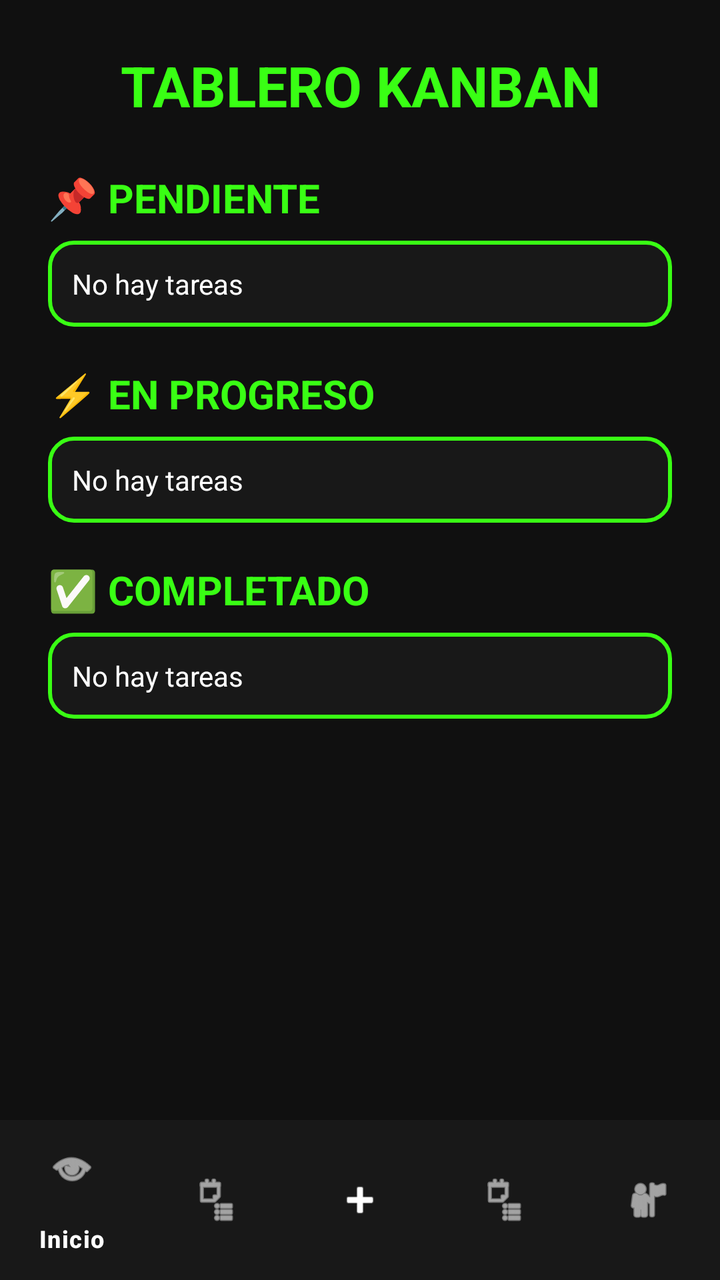
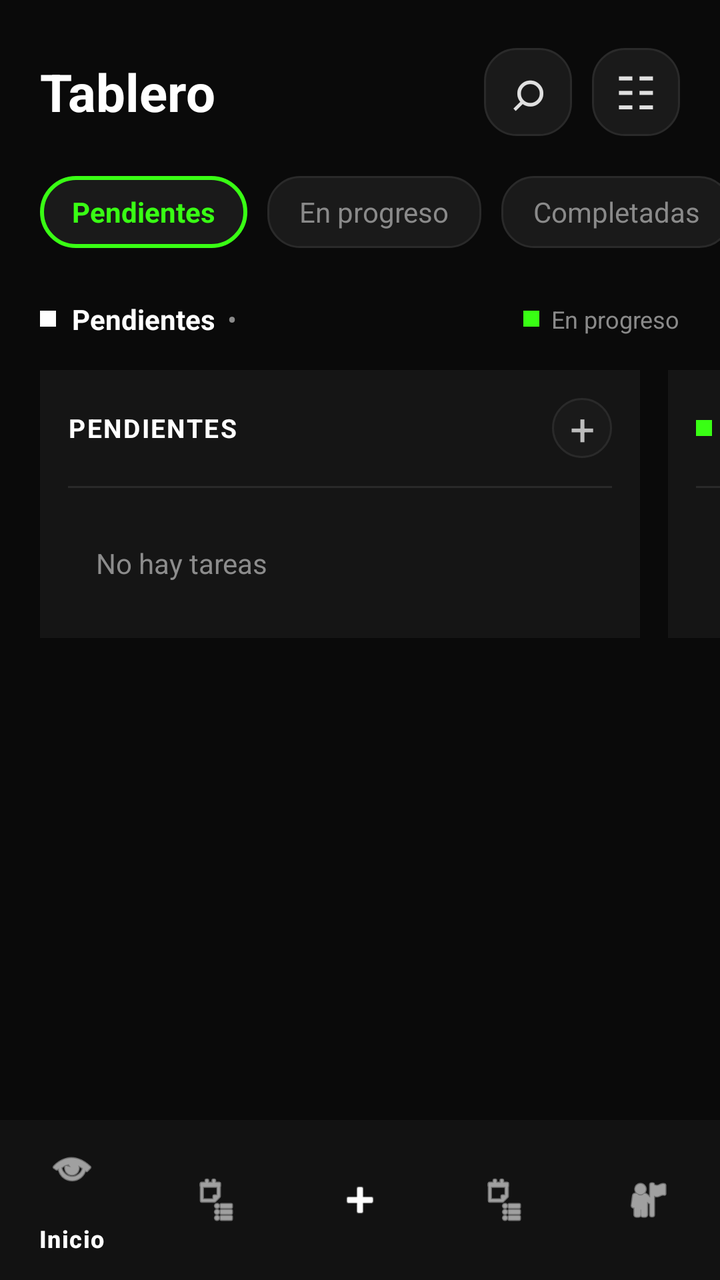

Compare the two renders of this Android layout. The source of the first and the diff that turns it into the second are given below.
<!-- AndroidManifest.xml: application theme Theme.TaskFlow -->
<!-- res/layout/activity_kanban.xml -->
<?xml version="1.0" encoding="utf-8"?>
<LinearLayout xmlns:android="http://schemas.android.com/apk/res/android"
    xmlns:app="http://schemas.android.com/apk/res-auto"
    android:layout_width="match_parent"
    android:layout_height="match_parent"
    android:orientation="vertical"
    android:background="#101010">

    <ScrollView
        android:layout_width="match_parent"
        android:layout_height="0dp"
        android:layout_weight="1">

    <LinearLayout
        android:layout_width="match_parent"
        android:layout_height="wrap_content"
        android:orientation="vertical"
        android:padding="24dp">

        <TextView
            android:layout_width="match_parent"
            android:layout_height="wrap_content"
            android:text="TABLERO KANBAN"
            android:textColor="#39FF14"
            android:textSize="28sp"
            android:textStyle="bold"
            android:gravity="center"/>

        

        <TextView
            android:layout_width="match_parent"
            android:layout_height="wrap_content"
            android:layout_marginTop="24dp"
            android:text="📌 PENDIENTE"
            android:textColor="#39FF14"
            android:textSize="20sp"
            android:textStyle="bold"/>

        <LinearLayout
            android:id="@+id/layoutPending"
            android:layout_width="match_parent"
            android:layout_height="wrap_content"
            android:background="@drawable/neon_background"
            android:orientation="vertical"
            android:padding="12dp"
            android:layout_marginTop="8dp">

            <TextView
                android:layout_width="match_parent"
                android:layout_height="wrap_content"
                android:text="No hay tareas"
                android:textColor="#FFFFFF"/>
        </LinearLayout>

        

        <TextView
            android:layout_width="match_parent"
            android:layout_height="wrap_content"
            android:layout_marginTop="20dp"
            android:text="⚡ EN PROGRESO"
            android:textColor="#39FF14"
            android:textSize="20sp"
            android:textStyle="bold"/>

        <LinearLayout
            android:id="@+id/layoutProgress"
            android:layout_width="match_parent"
            android:layout_height="wrap_content"
            android:background="@drawable/neon_background"
            android:orientation="vertical"
            android:padding="12dp"
            android:layout_marginTop="8dp">

            <TextView
                android:layout_width="match_parent"
                android:layout_height="wrap_content"
                android:text="No hay tareas"
                android:textColor="#FFFFFF"/>
        </LinearLayout>

        

        <TextView
            android:layout_width="match_parent"
            android:layout_height="wrap_content"
            android:layout_marginTop="20dp"
            android:text="✅ COMPLETADO"
            android:textColor="#39FF14"
            android:textSize="20sp"
            android:textStyle="bold"/>

        <LinearLayout
            android:id="@+id/layoutCompleted"
            android:layout_width="match_parent"
            android:layout_height="wrap_content"
            android:background="@drawable/neon_background"
            android:orientation="vertical"
            android:padding="12dp"
            android:layout_marginTop="8dp">

            <TextView
                android:layout_width="match_parent"
                android:layout_height="wrap_content"
                android:text="No hay tareas"
                android:textColor="#FFFFFF"/>
        </LinearLayout>

    </LinearLayout>

    </ScrollView>

    <com.google.android.material.bottomnavigation.BottomNavigationView
        android:id="@+id/bottomNavigation"
        android:layout_width="match_parent"
        android:layout_height="wrap_content"
        android:background="#181818"
        app:itemIconTint="@color/white"
        app:itemTextColor="@color/white"
        app:menu="@menu/bottom_nav_menu" />

</LinearLayout>
<!-- resources referenced by this layout -->
<resources>
  <color name="white">#FFFFFFFF</color>
  <!-- drawable neon_background (drawable) -->
  <?xml version="1.0" encoding="utf-8"?>
  <shape xmlns:android="http://schemas.android.com/apk/res/android"
      android:shape="rectangle">
  
      <solid android:color="#181818" />
  
      <stroke
          android:width="2dp"
          android:color="#39FF14" />
  
      <corners android:radius="12dp" />
  
      <padding
          android:left="12dp"
          android:top="12dp"
          android:right="12dp"
          android:bottom="12dp" />
  
  </shape>
  <style name="Theme.TaskFlow" parent="Base.Theme.TaskFlow" />
  <style name="Base.Theme.TaskFlow" parent="Theme.Material3.DayNight.NoActionBar">
          
          
      </style>
</resources>

<!-- the commit's change to res/layout/activity_kanban.xml (unified diff, before → after) -->
@@ -4,118 +4,400 @@
     android:layout_width="match_parent"
     android:layout_height="match_parent"
     android:orientation="vertical"
-    android:background="#101010">
+    android:background="#0A0A0A">
 
     <ScrollView
         android:layout_width="match_parent"
         android:layout_height="0dp"
-        android:layout_weight="1">
-
-    <LinearLayout
-        android:layout_width="match_parent"
-        android:layout_height="wrap_content"
-        android:orientation="vertical"
-        android:padding="24dp">
-
-        <TextView
+        android:layout_weight="1"
+        android:fillViewport="true"
+        android:clipToPadding="false"
+        android:overScrollMode="never">
+
+        <LinearLayout
             android:layout_width="match_parent"
             android:layout_height="wrap_content"
-            android:text="TABLERO KANBAN"
-            android:textColor="#39FF14"
-            android:textSize="28sp"
-            android:textStyle="bold"
-            android:gravity="center"/>
-
-        
-
-        <TextView
-            android:layout_width="match_parent"
-            android:layout_height="wrap_content"
-            android:layout_marginTop="24dp"
-            android:text="📌 PENDIENTE"
-            android:textColor="#39FF14"
-            android:textSize="20sp"
-            android:textStyle="bold"/>
-
-        <LinearLayout
-            android:id="@+id/layoutPending"
-            android:layout_width="match_parent"
-            android:layout_height="wrap_content"
-            android:background="@drawable/neon_background"
             android:orientation="vertical"
-            android:padding="12dp"
-            android:layout_marginTop="8dp">
-
-            <TextView
+            android:paddingTop="24dp"
+            android:paddingBottom="24dp">
+
+            
+
+            <LinearLayout
                 android:layout_width="match_parent"
                 android:layout_height="wrap_content"
-                android:text="No hay tareas"
-                android:textColor="#FFFFFF"/>
-        </LinearLayout>
-
-        
-
-        <TextView
-            android:layout_width="match_parent"
-            android:layout_height="wrap_content"
-            android:layout_marginTop="20dp"
-            android:text="⚡ EN PROGRESO"
-            android:textColor="#39FF14"
-            android:textSize="20sp"
-            android:textStyle="bold"/>
-
-        <LinearLayout
-            android:id="@+id/layoutProgress"
-            android:layout_width="match_parent"
-            android:layout_height="wrap_content"
-            android:background="@drawable/neon_background"
-            android:orientation="vertical"
-            android:padding="12dp"
-            android:layout_marginTop="8dp">
-
-            <TextView
+                android:gravity="center_vertical"
+                android:paddingStart="20dp"
+                android:paddingEnd="20dp"
+                android:orientation="horizontal">
+
+                <TextView
+                    android:layout_width="0dp"
+                    android:layout_height="wrap_content"
+                    android:layout_weight="1"
+                    android:text="Tablero"
+                    android:textColor="#FFFFFF"
+                    android:textSize="26sp"
+                    android:textStyle="bold" />
+
+                <TextView
+                    android:layout_width="44dp"
+                    android:layout_height="44dp"
+                    android:layout_marginEnd="10dp"
+                    android:gravity="center"
+                    android:background="@drawable/login_secondary_button"
+                    android:text="⌕"
+                    android:textColor="#E0E0E0"
+                    android:textSize="28sp" />
+
+                <TextView
+                    android:layout_width="44dp"
+                    android:layout_height="44dp"
+                    android:gravity="center"
+                    android:background="@drawable/login_secondary_button"
+                    android:text="☷"
+                    android:textColor="#E0E0E0"
+                    android:textSize="23sp" />
+
+            </LinearLayout>
+
+            
+
+            <HorizontalScrollView
                 android:layout_width="match_parent"
                 android:layout_height="wrap_content"
-                android:text="No hay tareas"
-                android:textColor="#FFFFFF"/>
-        </LinearLayout>
-
-        
-
-        <TextView
-            android:layout_width="match_parent"
-            android:layout_height="wrap_content"
-            android:layout_marginTop="20dp"
-            android:text="✅ COMPLETADO"
-            android:textColor="#39FF14"
-            android:textSize="20sp"
-            android:textStyle="bold"/>
-
-        <LinearLayout
-            android:id="@+id/layoutCompleted"
-            android:layout_width="match_parent"
-            android:layout_height="wrap_content"
-            android:background="@drawable/neon_background"
-            android:orientation="vertical"
-            android:padding="12dp"
-            android:layout_marginTop="8dp">
-
-            <TextView
+                android:layout_marginTop="20dp"
+                android:scrollbars="none"
+                android:overScrollMode="never">
+
+                <LinearLayout
+                    android:layout_width="wrap_content"
+                    android:layout_height="wrap_content"
+                    android:orientation="horizontal"
+                    android:paddingStart="20dp"
+                    android:paddingEnd="20dp">
+
+                    <TextView
+                        android:layout_width="wrap_content"
+                        android:layout_height="36dp"
+                        android:gravity="center"
+                        android:paddingStart="16dp"
+                        android:paddingEnd="16dp"
+                        android:background="@drawable/login_logo_background"
+                        android:text="Pendientes"
+                        android:textColor="#39FF14"
+                        android:textSize="14sp"
+                        android:textStyle="bold" />
+
+                    <TextView
+                        android:layout_width="wrap_content"
+                        android:layout_height="36dp"
+                        android:layout_marginStart="10dp"
+                        android:gravity="center"
+                        android:paddingStart="16dp"
+                        android:paddingEnd="16dp"
+                        android:background="@drawable/login_secondary_button"
+                        android:text="En progreso"
+                        android:textColor="#8A8A8A"
+                        android:textSize="14sp" />
+
+                    <TextView
+                        android:layout_width="wrap_content"
+                        android:layout_height="36dp"
+                        android:layout_marginStart="10dp"
+                        android:gravity="center"
+                        android:paddingStart="16dp"
+                        android:paddingEnd="16dp"
+                        android:background="@drawable/login_secondary_button"
+                        android:text="Completadas"
+                        android:textColor="#8A8A8A"
+                        android:textSize="14sp" />
+
+                </LinearLayout>
+            </HorizontalScrollView>
+
+            
+
+            <LinearLayout
                 android:layout_width="match_parent"
                 android:layout_height="wrap_content"
-                android:text="No hay tareas"
-                android:textColor="#FFFFFF"/>
+                android:layout_marginTop="26dp"
+                android:paddingStart="20dp"
+                android:paddingEnd="20dp"
+                android:gravity="center_vertical"
+                android:orientation="horizontal">
+
+                <View
+                    android:layout_width="8dp"
+                    android:layout_height="8dp"
+                    android:background="#FFFFFF" />
+
+                <TextView
+                    android:layout_width="wrap_content"
+                    android:layout_height="wrap_content"
+                    android:layout_marginStart="8dp"
+                    android:text="Pendientes"
+                    android:textColor="#FFFFFF"
+                    android:textSize="14sp"
+                    android:textStyle="bold" />
+
+                <TextView
+                    android:layout_width="wrap_content"
+                    android:layout_height="wrap_content"
+                    android:layout_marginStart="6dp"
+                    android:text="•"
+                    android:textColor="#8A8A8A"
+                    android:textSize="14sp" />
+
+                <View
+                    android:layout_width="0dp"
+                    android:layout_height="1dp"
+                    android:layout_weight="1" />
+
+                <View
+                    android:layout_width="8dp"
+                    android:layout_height="8dp"
+                    android:background="#39FF14" />
+
+                <TextView
+                    android:layout_width="wrap_content"
+                    android:layout_height="wrap_content"
+                    android:layout_marginStart="6dp"
+                    android:text="En progreso"
+                    android:textColor="#8A8A8A"
+                    android:textSize="12sp" />
+
+            </LinearLayout>
+
+            
+
+            <HorizontalScrollView
+                android:layout_width="match_parent"
+                android:layout_height="wrap_content"
+                android:layout_marginTop="16dp"
+                android:scrollbars="none"
+                android:overScrollMode="never"
+                android:clipToPadding="false">
+
+                <LinearLayout
+                    android:layout_width="wrap_content"
+                    android:layout_height="wrap_content"
+                    android:orientation="horizontal"
+                    android:paddingStart="20dp"
+                    android:paddingEnd="20dp">
+
+                    
+
+                    <LinearLayout
+                        android:layout_width="300dp"
+                        android:layout_height="wrap_content"
+                        android:orientation="vertical"
+                        android:padding="14dp"
+                        android:background="#151515">
+
+                        <LinearLayout
+                            android:layout_width="match_parent"
+                            android:layout_height="wrap_content"
+                            android:gravity="center_vertical"
+                            android:orientation="horizontal">
+
+                            <TextView
+                                android:layout_width="0dp"
+                                android:layout_height="wrap_content"
+                                android:layout_weight="1"
+                                android:text="PENDIENTES"
+                                android:textColor="#FFFFFF"
+                                android:textSize="13sp"
+                                android:textStyle="bold"
+                                android:letterSpacing="0.06" />
+
+                            <TextView
+                                android:layout_width="30dp"
+                                android:layout_height="30dp"
+                                android:gravity="center"
+                                android:background="@drawable/login_secondary_button"
+                                android:text="+"
+                                android:textColor="#BDBDBD"
+                                android:textSize="22sp" />
+
+                        </LinearLayout>
+
+                        <View
+                            android:layout_width="match_parent"
+                            android:layout_height="1dp"
+                            android:layout_marginTop="14dp"
+                            android:background="#2A2A2A" />
+
+                        <LinearLayout
+                            android:id="@+id/layoutPending"
+                            android:layout_width="match_parent"
+                            android:layout_height="wrap_content"
+                            android:layout_marginTop="14dp"
+                            android:orientation="vertical">
+
+                            <TextView
+                                android:layout_width="match_parent"
+                                android:layout_height="wrap_content"
+                                android:padding="14dp"
+                                android:text="No hay tareas"
+                                android:textColor="#8C8C8C"
+                                android:textSize="14sp" />
+
+                        </LinearLayout>
+
+                    </LinearLayout>
+
+                    
+
+                    <LinearLayout
+                        android:layout_width="300dp"
+                        android:layout_height="wrap_content"
+                        android:layout_marginStart="14dp"
+                        android:orientation="vertical"
+                        android:padding="14dp"
+                        android:background="#151515">
+
+                        <LinearLayout
+                            android:layout_width="match_parent"
+                            android:layout_height="wrap_content"
+                            android:gravity="center_vertical"
+                            android:orientation="horizontal">
+
+                            <View
+                                android:layout_width="8dp"
+                                android:layout_height="8dp"
+                                android:background="#39FF14" />
+
+                            <TextView
+                                android:layout_width="0dp"
+                                android:layout_height="wrap_content"
+                                android:layout_weight="1"
+                                android:layout_marginStart="8dp"
+                                android:text="EN PROGRESO"
+                                android:textColor="#FFFFFF"
+                                android:textSize="13sp"
+                                android:textStyle="bold"
+                                android:letterSpacing="0.04" />
+
+                            <TextView
+                                android:layout_width="30dp"
+                                android:layout_height="30dp"
+                                android:gravity="center"
+                                android:background="@drawable/login_secondary_button"
+                                android:text="+"
+                                android:textColor="#BDBDBD"
+                                android:textSize="22sp" />
+
+                        </LinearLayout>
+
+                        <View
+                            android:layout_width="match_parent"
+                            android:layout_height="1dp"
+                            android:layout_marginTop="14dp"
+                            android:background="#2A2A2A" />
+
+                        <LinearLayout
+                            android:id="@+id/layoutProgress"
+                            android:layout_width="match_parent"
+                            android:layout_height="wrap_content"
+                            android:layout_marginTop="14dp"
+                            android:orientation="vertical">
+
+                            <TextView
+                                android:layout_width="match_parent"
+                                android:layout_height="wrap_content"
+                                android:padding="14dp"
+                                android:text="No hay tareas"
+                                android:textColor="#8C8C8C"
+                                android:textSize="14sp" />
+
+                        </LinearLayout>
+
+                    </LinearLayout>
+
+                    
+
+                    <LinearLayout
+                        android:layout_width="300dp"
+                        android:layout_height="wrap_content"
+                        android:layout_marginStart="14dp"
+                        android:orientation="vertical"
+                        android:padding="14dp"
+                        android:background="#151515">
+
+                        <LinearLayout
+                            android:layout_width="match_parent"
+                            android:layout_height="wrap_content"
+                            android:gravity="center_vertical"
+                            android:orientation="horizontal">
+
+                            <View
+                                android:layout_width="8dp"
+                                android:layout_height="8dp"
+                                android:background="#666666" />
+
+                            <TextView
+                                android:layout_width="0dp"
+                                android:layout_height="wrap_content"
+                                android:layout_weight="1"
+                                android:layout_marginStart="8dp"
+                                android:text="COMPLETADAS"
+                                android:textColor="#FFFFFF"
+                                android:textSize="13sp"
+                                android:textStyle="bold"
+                                android:letterSpacing="0.04" />
+
+                            <TextView
+                                android:layout_width="30dp"
+                                android:layout_height="30dp"
+                                android:gravity="center"
+                                android:background="@drawable/login_secondary_button"
+                                android:text="+"
+                                android:textColor="#BDBDBD"
+                                android:textSize="22sp" />
+
+                        </LinearLayout>
+
+                        <View
+                            android:layout_width="match_parent"
+                            android:layout_height="1dp"
+                            android:layout_marginTop="14dp"
+                            android:background="#2A2A2A" />
+
+                        <LinearLayout
+                            android:id="@+id/layoutCompleted"
+                            android:layout_width="match_parent"
+                            android:layout_height="wrap_content"
+                            android:layout_marginTop="14dp"
+                            android:orientation="vertical">
+
+                            <TextView
+                                android:layout_width="match_parent"
+                                android:layout_height="wrap_content"
+                                android:padding="14dp"
+                                android:text="No hay tareas"
+                                android:textColor="#8C8C8C"
+                                android:textSize="14sp" />
+
+                        </LinearLayout>
+
+                    </LinearLayout>
+
+                </LinearLayout>
+
+            </HorizontalScrollView>
+
         </LinearLayout>
 
-    </LinearLayout>
-
     </ScrollView>
+
+    
 
     <com.google.android.material.bottomnavigation.BottomNavigationView
         android:id="@+id/bottomNavigation"
         android:layout_width="match_parent"
         android:layout_height="wrap_content"
-        android:background="#181818"
+        android:background="#121212"
         app:itemIconTint="@color/white"
         app:itemTextColor="@color/white"
         app:menu="@menu/bottom_nav_menu" />
<!-- resource entries referenced after the edit -->
@@ -1,26 +1,45 @@
 <!-- resources referenced by this layout -->
 <resources>
   <color name="white">#FFFFFFFF</color>
-  <!-- drawable neon_background (drawable) -->
+  <!-- drawable login_logo_background (drawable) -->
   <?xml version="1.0" encoding="utf-8"?>
   <shape xmlns:android="http://schemas.android.com/apk/res/android"
       android:shape="rectangle">
   
-      <solid android:color="#181818" />
+      <solid android:color="#1A1A1A" />
+  
+      <corners android:radius="20dp" />
   
       <stroke
           android:width="2dp"
           android:color="#39FF14" />
   
-      <corners android:radius="12dp" />
+  </shape>
+  <!-- drawable login_secondary_button (drawable) -->
+  <?xml version="1.0" encoding="utf-8"?>
+  <selector xmlns:android="http://schemas.android.com/apk/res/android">
   
-      <padding
-          android:left="12dp"
-          android:top="12dp"
-          android:right="12dp"
-          android:bottom="12dp" />
+      <item android:state_pressed="true">
+          <shape android:shape="rectangle">
+              <solid android:color="#202020" />
+              <corners android:radius="16dp" />
+              <stroke
+                  android:width="1dp"
+                  android:color="#39FF14" />
+          </shape>
+      </item>
   
-  </shape>
+      <item>
+          <shape android:shape="rectangle">
+              <solid android:color="#1A1A1A" />
+              <corners android:radius="16dp" />
+              <stroke
+                  android:width="1dp"
+                  android:color="#2A2A2A" />
+          </shape>
+      </item>
+  
+  </selector>
   <style name="Theme.TaskFlow" parent="Base.Theme.TaskFlow" />
   <style name="Base.Theme.TaskFlow" parent="Theme.Material3.DayNight.NoActionBar">
           
